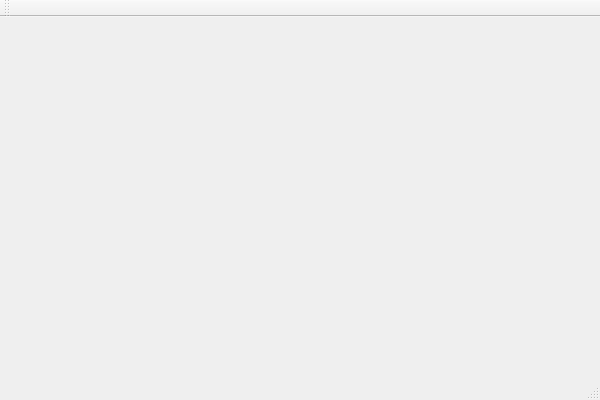
LBerntsen/Tetris, file Tetris/Tetris/gui/mainwindow.ui: the form before one commit.
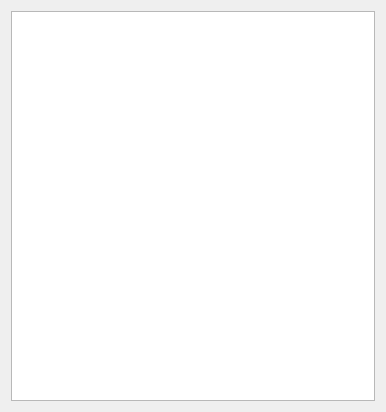
The form after the commit.

Commit message: Lager grid nå

Diff of the .ui file:
```diff
--- a/Tetris/Tetris/gui/mainwindow.ui
+++ b/Tetris/Tetris/gui/mainwindow.ui
@@ -6,14 +6,26 @@
    <rect>
     <x>0</x>
     <y>0</y>
-    <width>600</width>
-    <height>400</height>
+    <width>386</width>
+    <height>412</height>
    </rect>
   </property>
+  <property name="sizePolicy">
+   <sizepolicy hsizetype="Fixed" vsizetype="Fixed">
+    <horstretch>0</horstretch>
+    <verstretch>0</verstretch>
+   </sizepolicy>
+  </property>
   <property name="windowTitle">
    <string>Tetris</string>
   </property>
-  <widget class="QWidget" name="centralWidget"/>
+  <widget class="QWidget" name="centralWidget">
+   <layout class="QGridLayout" name="gridLayout">
+    <item row="0" column="0">
+     <widget class="QGraphicsView" name="mView"/>
+    </item>
+   </layout>
+  </widget>
   <widget class="QMenuBar" name="menuBar">
    <property name="geometry">
     <rect>
@@ -24,15 +36,6 @@
     </rect>
    </property>
   </widget>
-  <widget class="QToolBar" name="mainToolBar">
-   <attribute name="toolBarArea">
-    <enum>TopToolBarArea</enum>
-   </attribute>
-   <attribute name="toolBarBreak">
-    <bool>false</bool>
-   </attribute>
-  </widget>
-  <widget class="QStatusBar" name="statusBar"/>
  </widget>
  <layoutdefault spacing="6" margin="11"/>
  <resources>
```
Left out of the diff: 4 changed lines with no effect on the pictures. The commit also changes 6 other files.
